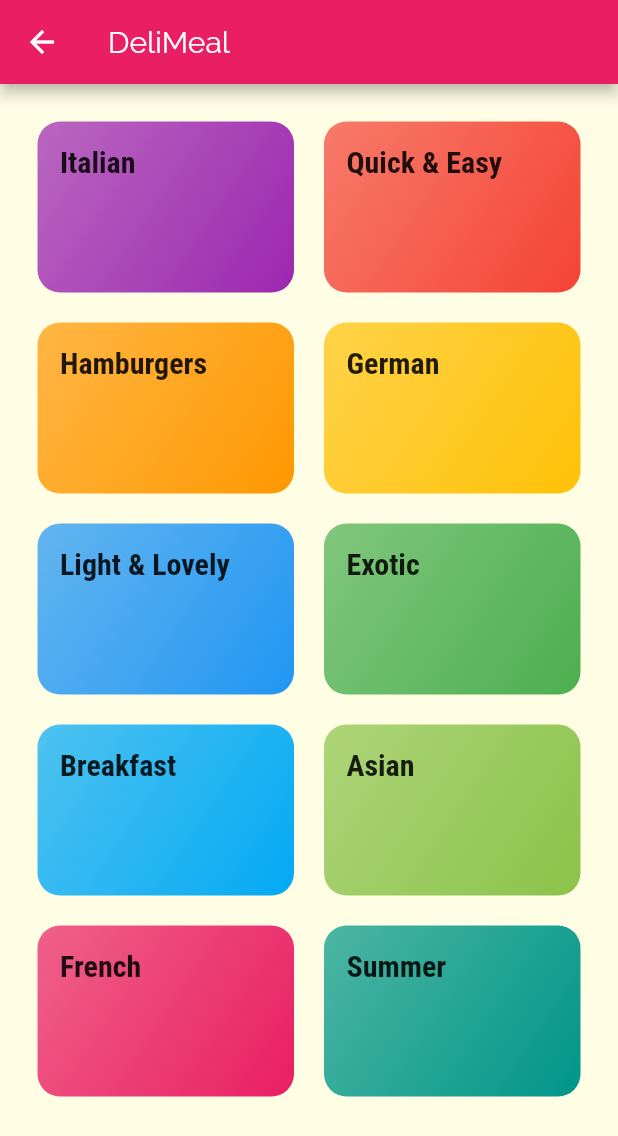
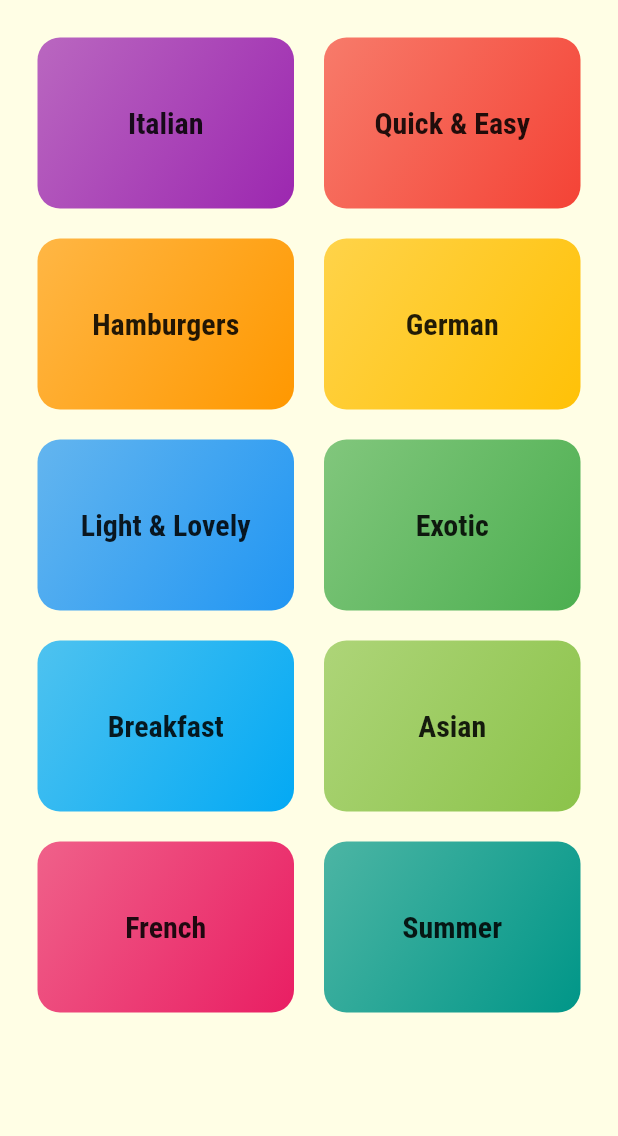
Before and after one commit to raymond2012/flutter_meals_app, a Flutter app: the CategoriesScreen widget shown alone on an empty page, opened directly, on a phone screen of 412 x 824 dp. Shown: the top 1136 px of the screen. Run offline on Flutter 3.47's test engine with Material 2 defaults, Android fonts, the phone set to English and light mode, and no system bars.

```diff
--- a/lib/main.dart
+++ b/lib/main.dart
@@ -1,4 +1,5 @@
 import 'package:flutter/material.dart';
+import 'screens/tabs_screen.dart';
 import './screens/categoy_meals_screen.dart';
 import './screens/meals_detail_screen.dart';
 import './screens/catagories_screen.dart';
@@ -33,7 +34,7 @@ class MyApp extends StatelessWidget {
       // home: CategoriesScreen(),
       initialRoute: '/',
       routes: {
-        '/': (ctx) => CategoriesScreen(),
+        '/': (ctx) => TabsScreen(),
         CategoryMealsScreen.routeName: (ctx) => CategoryMealsScreen(),
         MealDetailScreen.routeName: (ctx) => MealDetailScreen(),
       },
--- a/lib/screens/catagories_screen.dart
+++ b/lib/screens/catagories_screen.dart
@@ -6,13 +6,7 @@ import '../widgets/category_item.dart';
 class CategoriesScreen extends StatelessWidget {
   @override
   Widget build(BuildContext context) {
-    return Scaffold(
-      appBar: AppBar(
-        title: const Text(
-          "DeliMeal",
-        ),
-      ),
-      body: GridView(
+    return GridView(
       padding: const EdgeInsets.all(25),
       children: DUMMY_CATEGORIES
           .map(
@@ -29,7 +23,6 @@ class CategoriesScreen extends StatelessWidget {
         crossAxisSpacing: 20,
         mainAxisSpacing: 20,
       ),
-      ),
     );
   }
 }
--- a/lib/widgets/category_item.dart
+++ b/lib/widgets/category_item.dart
@@ -26,9 +26,11 @@ class CategoryItem extends StatelessWidget {
       borderRadius: BorderRadius.circular(15),
       child: Container(
         padding: const EdgeInsets.all(15),
-        child: Text(
-          title,
-          style: Theme.of(context).textTheme.headline6,
+        child: Center(
+          child: Text(
+            title,
+            style: Theme.of(context).textTheme.headline6,
+          ),
         ),
         decoration: BoxDecoration(
           gradient: LinearGradient(
```
Also changed, not shown: lib/screens/favourites_screen.dart (added, +10 -0 lines), lib/screens/tabs_screen.dart (added, +45 -0 lines). Lines whose indentation alone changed are shown as unchanged.
